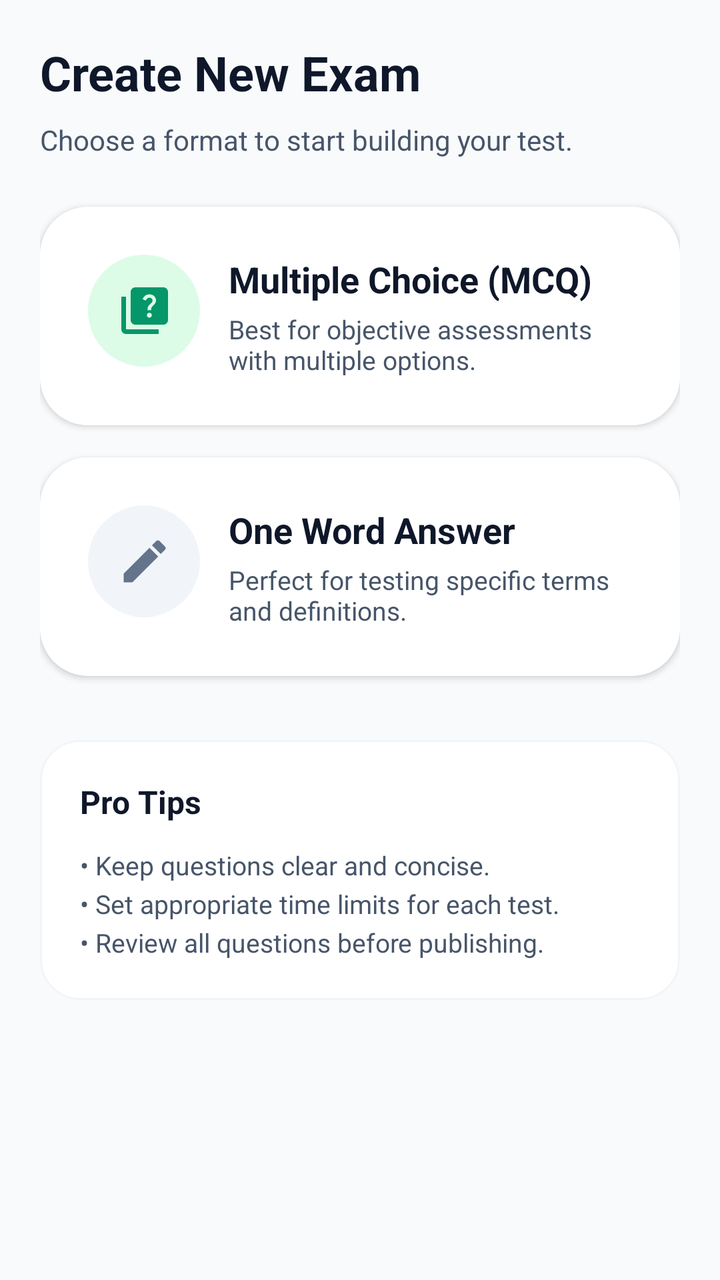
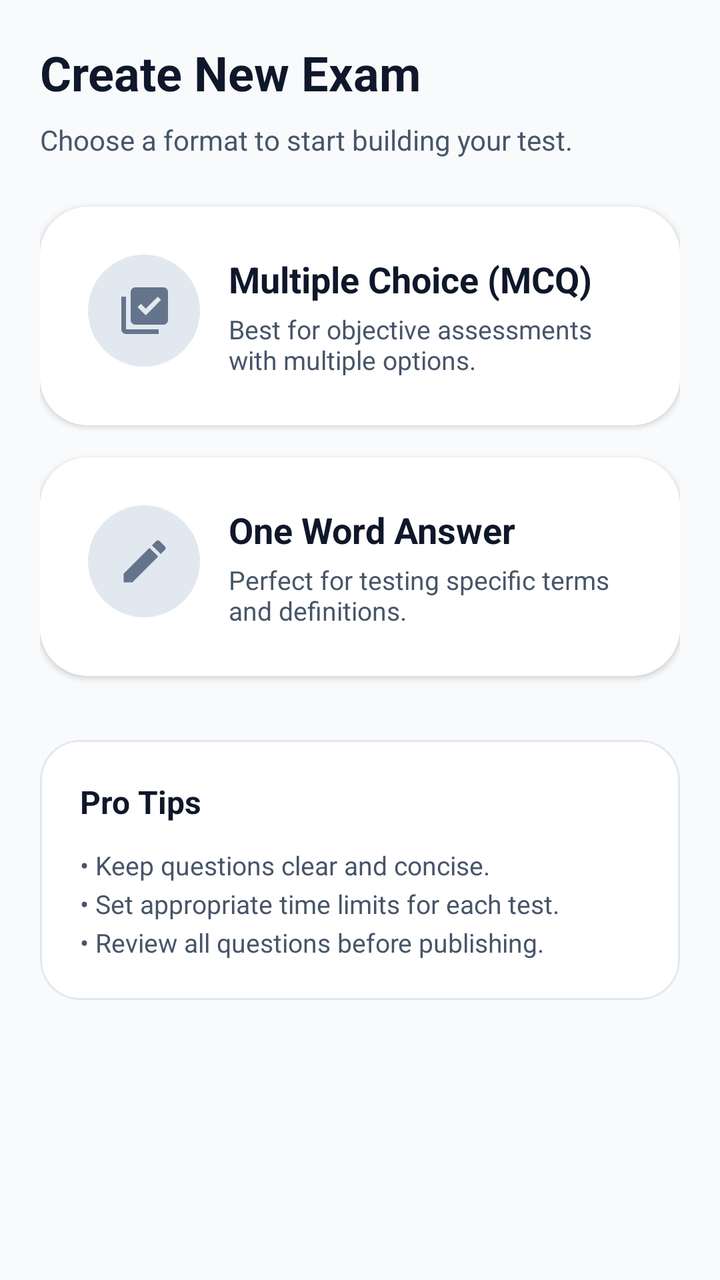

Screens rendered from an Android XML layout before and after an edit, with the pre-edit source and the edit as a unified diff.
<!-- AndroidManifest.xml: application theme Theme.TestMaster -->
<!-- res/layout/fragment_create_test.xml -->
<?xml version="1.0" encoding="utf-8"?>
<androidx.coordinatorlayout.widget.CoordinatorLayout xmlns:android="http://schemas.android.com/apk/res/android"
    xmlns:app="http://schemas.android.com/apk/res-auto"
    xmlns:tools="http://schemas.android.com/tools"
    android:layout_width="match_parent"
    android:layout_height="match_parent"
    android:background="@color/background"
    tools:context=".fragments.CreateTestFragment">

    <androidx.core.widget.NestedScrollView
        android:layout_width="match_parent"
        android:layout_height="match_parent"
        android:clipToPadding="false"
        android:paddingBottom="80dp">

        <LinearLayout
            android:layout_width="match_parent"
            android:layout_height="wrap_content"
            android:orientation="vertical"
            android:padding="20dp">

            <TextView
                android:layout_width="wrap_content"
                android:layout_height="wrap_content"
                android:text="Create New Exam"
                android:textColor="@color/text_primary"
                android:textSize="24sp"
                android:textStyle="bold"
                android:layout_marginBottom="8dp"/>

            <TextView
                android:layout_width="wrap_content"
                android:layout_height="wrap_content"
                android:text="Choose a format to start building your test."
                android:textColor="@color/text_secondary"
                android:textSize="14sp"
                android:layout_marginBottom="24dp"/>

            
            <com.google.android.material.card.MaterialCardView
                android:id="@+id/card_mcq"
                android:layout_width="match_parent"
                android:layout_height="wrap_content"
                android:layout_marginBottom="16dp"
                app:cardCornerRadius="24dp"
                app:cardElevation="2dp"
                app:strokeWidth="0dp">

                <LinearLayout
                    android:id="@+id/ll_create_mcq"
                    android:layout_width="match_parent"
                    android:layout_height="wrap_content"
                    android:background="@color/surface"
                    android:clickable="true"
                    android:focusable="true"
                    android:foreground="?attr/selectableItemBackground"
                    android:orientation="horizontal"
                    android:padding="24dp">

                    <View
                        android:layout_width="56dp"
                        android:layout_height="56dp"
                        android:background="@drawable/blue_circle_background"
                        android:backgroundTint="@color/success_bg"/>

                    <ImageView
                        android:layout_width="28dp"
                        android:layout_height="28dp"
                        android:layout_marginStart="-42dp"
                        android:layout_marginTop="14dp"
                        android:src="@drawable/baseline_quiz_24"
                        app:tint="@color/primary" />

                    <LinearLayout
                        android:layout_width="0dp"
                        android:layout_height="wrap_content"
                        android:layout_marginStart="28dp"
                        android:layout_weight="1"
                        android:orientation="vertical">

                        <TextView
                            android:layout_width="wrap_content"
                            android:layout_height="wrap_content"
                            android:text="Multiple Choice (MCQ)"
                            android:textColor="@color/text_primary"
                            android:textSize="18sp"
                            android:textStyle="bold" />

                        <TextView
                            android:layout_width="wrap_content"
                            android:layout_height="wrap_content"
                            android:layout_marginTop="4dp"
                            android:text="Best for objective assessments with multiple options."
                            android:textColor="@color/text_secondary"
                            android:textSize="13sp" />
                    </LinearLayout>
                </LinearLayout>
            </com.google.android.material.card.MaterialCardView>

            
            <com.google.android.material.card.MaterialCardView
                android:id="@+id/card_one_word"
                android:layout_width="match_parent"
                android:layout_height="wrap_content"
                android:layout_marginBottom="16dp"
                app:cardCornerRadius="24dp"
                app:cardElevation="2dp"
                app:strokeWidth="0dp">

                <LinearLayout
                    android:id="@+id/ll_create_One_word"
                    android:layout_width="match_parent"
                    android:layout_height="wrap_content"
                    android:background="@color/surface"
                    android:clickable="true"
                    android:focusable="true"
                    android:foreground="?attr/selectableItemBackground"
                    android:orientation="horizontal"
                    android:padding="24dp">

                    <View
                        android:layout_width="56dp"
                        android:layout_height="56dp"
                        android:background="@drawable/blue_circle_background"
                        android:backgroundTint="@color/gray"/>

                    <ImageView
                        android:layout_width="28dp"
                        android:layout_height="28dp"
                        android:layout_marginStart="-42dp"
                        android:layout_marginTop="14dp"
                        android:src="@drawable/baseline_edit_24"
                        app:tint="@color/secondary" />

                    <LinearLayout
                        android:layout_width="0dp"
                        android:layout_height="wrap_content"
                        android:layout_marginStart="28dp"
                        android:layout_weight="1"
                        android:orientation="vertical">

                        <TextView
                            android:layout_width="wrap_content"
                            android:layout_height="wrap_content"
                            android:text="One Word Answer"
                            android:textColor="@color/text_primary"
                            android:textSize="18sp"
                            android:textStyle="bold" />

                        <TextView
                            android:layout_width="wrap_content"
                            android:layout_height="wrap_content"
                            android:layout_marginTop="4dp"
                            android:text="Perfect for testing specific terms and definitions."
                            android:textColor="@color/text_secondary"
                            android:textSize="13sp" />
                    </LinearLayout>
                </LinearLayout>
            </com.google.android.material.card.MaterialCardView>

            
            <com.google.android.material.card.MaterialCardView
                android:layout_width="match_parent"
                android:layout_height="wrap_content"
                android:layout_marginTop="16dp"
                app:cardCornerRadius="20dp"
                app:cardElevation="0dp"
                app:strokeWidth="1dp"
                app:strokeColor="@color/gray">

                <LinearLayout
                    android:layout_width="match_parent"
                    android:layout_height="wrap_content"
                    android:orientation="vertical"
                    android:padding="20dp">

                    <TextView
                        android:layout_width="wrap_content"
                        android:layout_height="wrap_content"
                        android:text="Pro Tips"
                        android:textColor="@color/text_primary"
                        android:textSize="16sp"
                        android:textStyle="bold" />

                    <TextView
                        android:layout_width="match_parent"
                        android:layout_height="wrap_content"
                        android:layout_marginTop="12dp"
                        android:text="• Keep questions clear and concise.\n• Set appropriate time limits for each test.\n• Review all questions before publishing."
                        android:textColor="@color/text_secondary"
                        android:lineSpacingExtra="4dp"
                        android:textSize="13sp" />

                </LinearLayout>
            </com.google.android.material.card.MaterialCardView>

        </LinearLayout>
    </androidx.core.widget.NestedScrollView>

</androidx.coordinatorlayout.widget.CoordinatorLayout>
<!-- resources referenced by this layout -->
<resources>
  <color name="background">#F8FAFC</color>
  <color name="gray">#F1F5F9</color>
  <color name="primary">#059669</color>
  <color name="secondary">#64748B</color>
  <color name="success_bg">#DCFCE7</color>
  <color name="surface">#FFFFFF</color>
  <color name="text_primary">#0F172A</color>
  <color name="text_secondary">#475569</color>
  <!-- drawable baseline_edit_24 (drawable) -->
  <vector xmlns:android="http://schemas.android.com/apk/res/android" android:height="24dp" android:tint="#000000" android:viewportHeight="24" android:viewportWidth="24" android:width="24dp">
        
      <path android:fillColor="@android:color/white" android:pathData="M3,17.25V21h3.75L17.81,9.94l-3.75,-3.75L3,17.25zM20.71,7.04c0.39,-0.39 0.39,-1.02 0,-1.41l-2.34,-2.34c-0.39,-0.39 -1.02,-0.39 -1.41,0l-1.83,1.83 3.75,3.75 1.83,-1.83z"/>
      
  </vector>
  <!-- drawable baseline_quiz_24 (drawable) -->
  <vector android:height="24dp" android:tint="#000000"
      android:viewportHeight="24" android:viewportWidth="24"
      android:width="24dp" xmlns:android="http://schemas.android.com/apk/res/android">
      <path android:fillColor="@android:color/white" android:pathData="M4,6H2v14c0,1.1 0.9,2 2,2h14v-2H4V6z"/>
      <path android:fillColor="@android:color/white" android:pathData="M20,2H8C6.9,2 6,2.9 6,4v12c0,1.1 0.9,2 2,2h12c1.1,0 2,-0.9 2,-2V4C22,2.9 21.1,2 20,2zM14.01,15c-0.59,0 -1.05,-0.47 -1.05,-1.05c0,-0.59 0.47,-1.04 1.05,-1.04c0.59,0 1.04,0.45 1.04,1.04C15.04,14.53 14.6,15 14.01,15zM16.51,8.83c-0.63,0.93 -1.23,1.21 -1.56,1.81c-0.13,0.24 -0.18,0.4 -0.18,1.18h-1.52c0,-0.41 -0.06,-1.08 0.26,-1.65c0.41,-0.73 1.18,-1.16 1.63,-1.8c0.48,-0.68 0.21,-1.94 -1.14,-1.94c-0.88,0 -1.32,0.67 -1.5,1.23l-1.37,-0.57C11.51,5.96 12.52,5 13.99,5c1.23,0 2.08,0.56 2.51,1.26C16.87,6.87 17.08,7.99 16.51,8.83z"/>
  </vector>
  <!-- drawable blue_circle_background (drawable) -->
  <?xml version="1.0" encoding="utf-8"?>
  <shape xmlns:android="http://schemas.android.com/apk/res/android">
      <solid android:color="@color/primary" />
      <corners android:radius="250dp" />
  </shape>
  <style name="Theme.TestMaster" parent="Base.Theme.TestMaster" />
  <color name="onPrimary">#FFFFFF</color>
  <color name="primaryContainer">#D1FAE5</color>
  <color name="onPrimaryContainer">#064E3B</color>
  <color name="onSecondary">#FFFFFF</color>
  <color name="secondaryContainer">#F1F5F9</color>
  <color name="onSecondaryContainer">#0F172A</color>
  <color name="onSurface">#0F172A</color>
  <color name="surfaceVariant">#E2E8F0</color>
  <color name="onSurfaceVariant">#475569</color>
  <color name="outline">#94A3B8</color>
  <color name="error">#EF4444</color>
  <color name="onError">#FFFFFF</color>
  <color name="errorContainer">#FEE2E2</color>
  <color name="onErrorContainer">#991B1B</color>
  <!-- unchanged entries left out for length: 1 -->
</resources>

<!-- the commit's change to res/layout/fragment_create_test.xml (unified diff, before → after) -->
@@ -61,15 +61,15 @@
                         android:layout_width="56dp"
                         android:layout_height="56dp"
                         android:background="@drawable/blue_circle_background"
-                        android:backgroundTint="@color/success_bg"/>
+                        android:backgroundTint="@color/gray"/>
 
                     <ImageView
                         android:layout_width="28dp"
                         android:layout_height="28dp"
                         android:layout_marginStart="-42dp"
                         android:layout_marginTop="14dp"
-                        android:src="@drawable/baseline_quiz_24"
-                        app:tint="@color/primary" />
+                        android:src="@drawable/baseline_library_add_check_24"
+                        app:tint="@color/secondary" />
 
                     <LinearLayout
                         android:layout_width="0dp"
<!-- resource entries referenced after the edit -->
@@ -1,10 +1,9 @@
 <!-- resources referenced by this layout -->
 <resources>
   <color name="background">#F8FAFC</color>
-  <color name="gray">#F1F5F9</color>
-  <color name="primary">#059669</color>
+  <color name="gray">#E2E8F0</color>
+  <color name="primary">#FFFFFF</color>
   <color name="secondary">#64748B</color>
-  <color name="success_bg">#DCFCE7</color>
   <color name="surface">#FFFFFF</color>
   <color name="text_primary">#0F172A</color>
   <color name="text_secondary">#475569</color>
@@ -14,12 +13,11 @@
       <path android:fillColor="@android:color/white" android:pathData="M3,17.25V21h3.75L17.81,9.94l-3.75,-3.75L3,17.25zM20.71,7.04c0.39,-0.39 0.39,-1.02 0,-1.41l-2.34,-2.34c-0.39,-0.39 -1.02,-0.39 -1.41,0l-1.83,1.83 3.75,3.75 1.83,-1.83z"/>
       
   </vector>
-  <!-- drawable baseline_quiz_24 (drawable) -->
-  <vector android:height="24dp" android:tint="#000000"
-      android:viewportHeight="24" android:viewportWidth="24"
-      android:width="24dp" xmlns:android="http://schemas.android.com/apk/res/android">
-      <path android:fillColor="@android:color/white" android:pathData="M4,6H2v14c0,1.1 0.9,2 2,2h14v-2H4V6z"/>
-      <path android:fillColor="@android:color/white" android:pathData="M20,2H8C6.9,2 6,2.9 6,4v12c0,1.1 0.9,2 2,2h12c1.1,0 2,-0.9 2,-2V4C22,2.9 21.1,2 20,2zM14.01,15c-0.59,0 -1.05,-0.47 -1.05,-1.05c0,-0.59 0.47,-1.04 1.05,-1.04c0.59,0 1.04,0.45 1.04,1.04C15.04,14.53 14.6,15 14.01,15zM16.51,8.83c-0.63,0.93 -1.23,1.21 -1.56,1.81c-0.13,0.24 -0.18,0.4 -0.18,1.18h-1.52c0,-0.41 -0.06,-1.08 0.26,-1.65c0.41,-0.73 1.18,-1.16 1.63,-1.8c0.48,-0.68 0.21,-1.94 -1.14,-1.94c-0.88,0 -1.32,0.67 -1.5,1.23l-1.37,-0.57C11.51,5.96 12.52,5 13.99,5c1.23,0 2.08,0.56 2.51,1.26C16.87,6.87 17.08,7.99 16.51,8.83z"/>
+  <!-- drawable baseline_library_add_check_24 (drawable) -->
+  <vector xmlns:android="http://schemas.android.com/apk/res/android" android:height="24dp" android:tint="#000000" android:viewportHeight="24" android:viewportWidth="24" android:width="24dp">
+        
+      <path android:fillColor="@android:color/white" android:pathData="M20,2L8,2c-1.1,0 -2,0.9 -2,2v12c0,1.1 0.9,2 2,2h12c1.1,0 2,-0.9 2,-2L22,4c0,-1.1 -0.9,-2 -2,-2zM12.47,14L9,10.5l1.4,-1.41 2.07,2.08L17.6,6 19,7.41 12.47,14zM4,6L2,6v14c0,1.1 0.9,2 2,2h14v-2L4,20L4,6z"/>
+      
   </vector>
   <!-- drawable blue_circle_background (drawable) -->
   <?xml version="1.0" encoding="utf-8"?>
@@ -28,20 +26,20 @@
       <corners android:radius="250dp" />
   </shape>
   <style name="Theme.TestMaster" parent="Base.Theme.TestMaster" />
-  <color name="onPrimary">#FFFFFF</color>
-  <color name="primaryContainer">#D1FAE5</color>
-  <color name="onPrimaryContainer">#064E3B</color>
+  <color name="onPrimary">#0F172A</color>
+  <color name="primaryContainer">#F1F5F9</color>
+  <color name="onPrimaryContainer">#0F172A</color>
   <color name="onSecondary">#FFFFFF</color>
-  <color name="secondaryContainer">#F1F5F9</color>
+  <color name="secondaryContainer">#E2E8F0</color>
   <color name="onSecondaryContainer">#0F172A</color>
   <color name="onSurface">#0F172A</color>
   <color name="surfaceVariant">#E2E8F0</color>
   <color name="onSurfaceVariant">#475569</color>
   <color name="outline">#94A3B8</color>
-  <color name="error">#EF4444</color>
+  <color name="error">#DC2626</color>
   <color name="onError">#FFFFFF</color>
   <color name="errorContainer">#FEE2E2</color>
-  <color name="onErrorContainer">#991B1B</color>
+  <color name="onErrorContainer">#7F1D1D</color>
   <!-- unchanged entries left out for length: 1 -->
 </resources>
 
